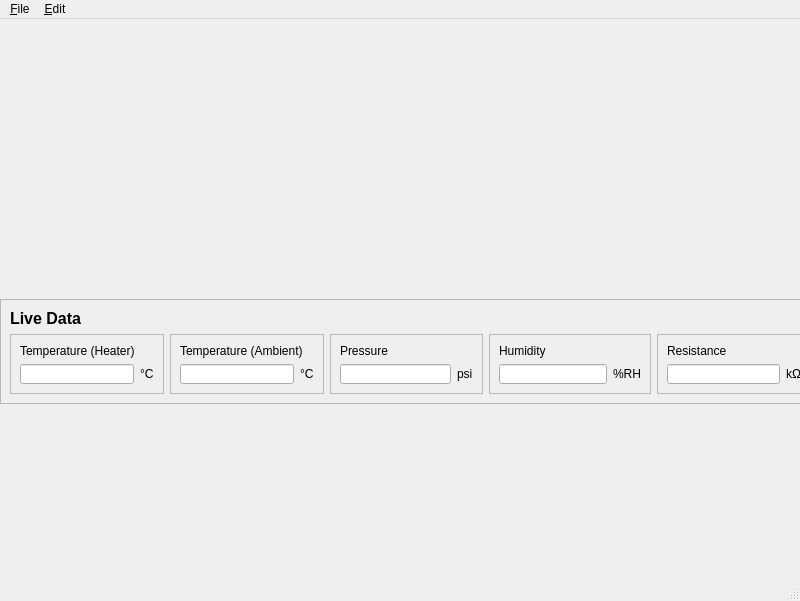
First picture: the form in ui/main_gui.ui, repository CydiaBoss/gas-chamber-ctrl, before the edit.
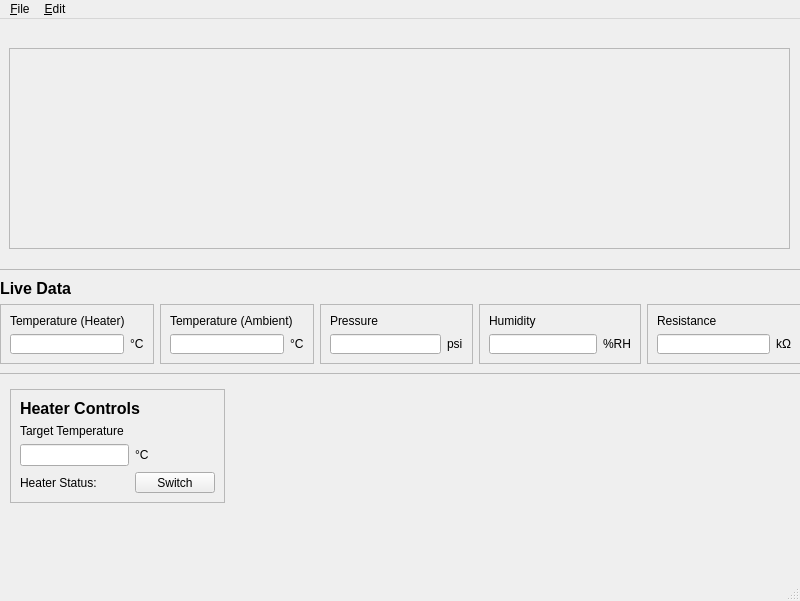
Second picture: the form after the edit. Icons and pictures are not drawn. Custom widgets are drawn as their Qt base class.

Diff of the .ui file:
```diff
--- a/ui/main_gui.ui
+++ b/ui/main_gui.ui
@@ -17,8 +17,8 @@
    <widget class="QFrame" name="live_data_frame">
     <property name="geometry">
      <rect>
-      <x>0</x>
-      <y>280</y>
+      <x>-10</x>
+      <y>250</y>
       <width>821</width>
       <height>105</height>
      </rect>
@@ -191,6 +191,109 @@
      </item>
     </layout>
    </widget>
+   <widget class="QFrame" name="graph_frame">
+    <property name="geometry">
+     <rect>
+      <x>9</x>
+      <y>29</y>
+      <width>781</width>
+      <height>201</height>
+     </rect>
+    </property>
+    <property name="frameShape">
+     <enum>QFrame::StyledPanel</enum>
+    </property>
+    <property name="frameShadow">
+     <enum>QFrame::Sunken</enum>
+    </property>
+    <layout class="QHBoxLayout" name="horizontalLayout">
+     <item>
+      <widget class="LivePlotWidget" name="temp_plot" native="true"/>
+     </item>
+     <item>
+      <widget class="LivePlotWidget" name="pressure_plot" native="true"/>
+     </item>
+     <item>
+      <widget class="LivePlotWidget" name="humidity_plot" native="true"/>
+     </item>
+     <item>
+      <widget class="LivePlotWidget" name="resistance_plot" native="true"/>
+     </item>
+    </layout>
+   </widget>
+   <widget class="QFrame" name="heater_panel">
+    <property name="geometry">
+     <rect>
+      <x>10</x>
+      <y>370</y>
+      <width>215</width>
+      <height>114</height>
+     </rect>
+    </property>
+    <property name="frameShape">
+     <enum>QFrame::StyledPanel</enum>
+    </property>
+    <property name="frameShadow">
+     <enum>QFrame::Sunken</enum>
+    </property>
+    <layout class="QGridLayout" name="gridLayout_7">
+     <item row="0" column="0" colspan="3">
+      <widget class="QLabel" name="label_7">
+       <property name="font">
+        <font>
+         <pointsize>12</pointsize>
+         <weight>75</weight>
+         <bold>true</bold>
+        </font>
+       </property>
+       <property name="text">
+        <string>Heater Controls</string>
+       </property>
+      </widget>
+     </item>
+     <item row="1" column="0" colspan="3">
+      <widget class="QLabel" name="label_8">
+       <property name="text">
+        <string>Target Temperature</string>
+       </property>
+      </widget>
+     </item>
+     <item row="2" column="0" colspan="2">
+      <widget class="QLineEdit" name="heater_value"/>
+     </item>
+     <item row="2" column="2">
+      <widget class="QLabel" name="label_11">
+       <property name="text">
+        <string notr="true">°C</string>
+       </property>
+      </widget>
+     </item>
+     <item row="3" column="0">
+      <widget class="QLabel" name="label_10">
+       <property name="text">
+        <string>Heater Status: </string>
+       </property>
+      </widget>
+     </item>
+     <item row="3" column="1">
+      <widget class="QLabel" name="status_icon">
+       <property name="textFormat">
+        <enum>Qt::PlainText</enum>
+       </property>
+       <property name="pixmap">
+        <pixmap resource="main_rc.qrc">:/status/cross.png</pixmap>
+       </property>
+      </widget>
+     </item>
+     <item row="3" column="2">
+      <widget class="QPushButton" name="heater_toggle">
+       <property name="text">
+        <string>Switch</string>
+       </property>
+      </widget>
+     </item>
+    </layout>
+   </widget>
   </widget>
   <widget class="QMenuBar" name="menubar">
    <property name="geometry">
@@ -216,6 +319,16 @@
   </widget>
   <widget class="QStatusBar" name="statusbar"/>
  </widget>
- <resources/>
+ <customwidgets>
+  <customwidget>
+   <class>LivePlotWidget</class>
+   <extends>QWidget</extends>
+   <header>pglive.sources.live_plot_widget</header>
+   <container>1</container>
+  </customwidget>
+ </customwidgets>
+ <resources>
+  <include location="main_rc.qrc"/>
+ </resources>
  <connections/>
 </ui>
```
